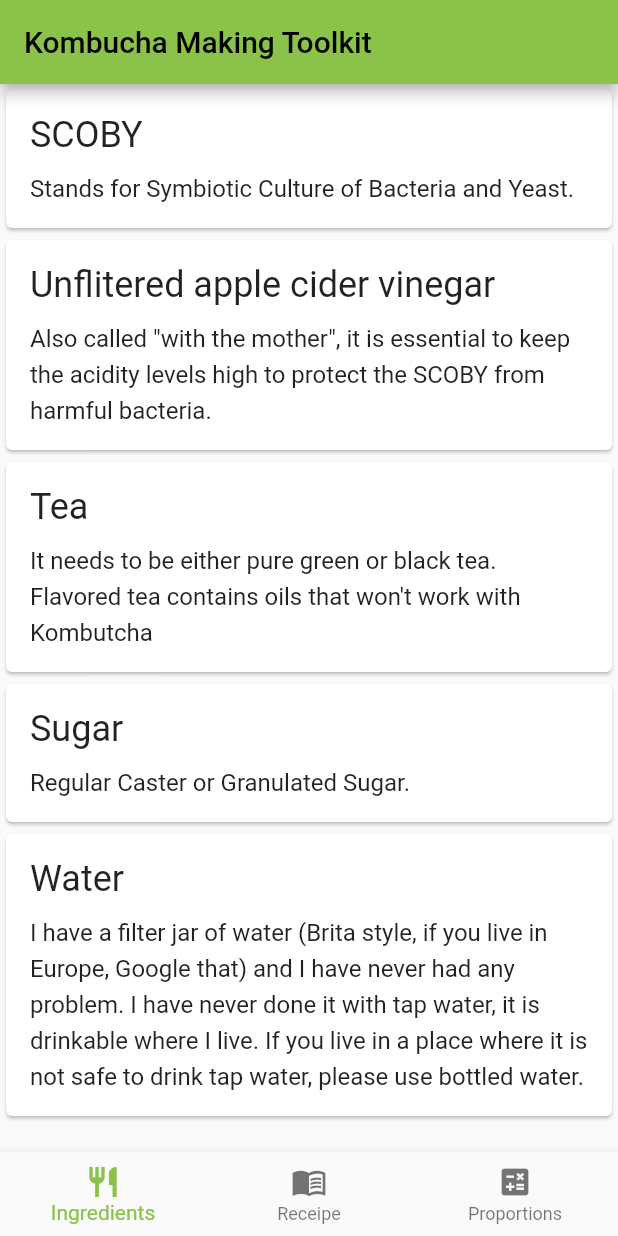
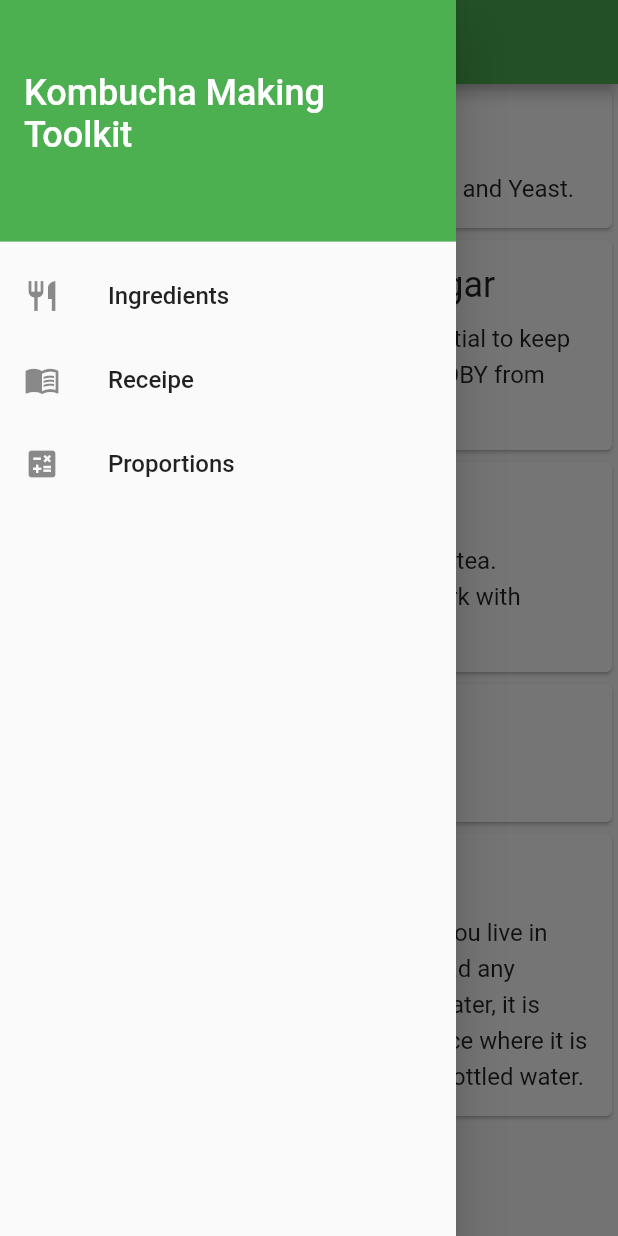
Before and after one commit to petrussola/sourdough-flutter, a Flutter app: the screen it shows after launch, with the side drawer open (before the commit the screen has no drawer), on a phone screen of 412 x 824 dp. Run offline on Flutter 3.47's test engine with Material 2 defaults, Android fonts, the phone set to English and light mode, and no system bars.

Commit message:
Drawer app bar. Title page. Logs.

```diff
--- a/lib/main.dart
+++ b/lib/main.dart
@@ -17,7 +17,7 @@ class MyApp extends StatelessWidget {
     return MaterialApp(
       title: 'Kombucha Club',
       theme: ThemeData(
-        primarySwatch: Colors.lightGreen,
+        primarySwatch: Colors.green,
       ),
       home: const MyHomePage(title: 'Kombucha Making Toolkit'),
     );
@@ -37,51 +37,110 @@ class _MyHomePageState extends State<MyHomePage> {
   var dataManager = DataManager();
   var selectedIndex = 0;
 
+  tapHandler(int index, BuildContext context) {
+    setState(
+      () {
+        selectedIndex = index;
+      },
+    );
+    Navigator.pop(context);
+  }
+
   @override
   Widget build(BuildContext context) {
     late Widget currentPage;
+    late String pageTitle;
 
     switch (selectedIndex) {
       case 0:
         currentPage = const IngredientsPage();
+        pageTitle = "Ingredients";
         break;
       case 1:
         currentPage = ReceipePage(dataManager: dataManager);
+        pageTitle = "Receipe";
         break;
       case 2:
         currentPage = const CalculatorPage();
+        pageTitle = "Proportions";
         break;
     }
 
     return Scaffold(
       appBar: AppBar(
-        title: Text(widget.title),
+        title: Text(pageTitle),
       ),
-      bottomNavigationBar: BottomNavigationBar(
-        items: const [
-          BottomNavigationBarItem(
-            icon: Icon(Icons.restaurant),
-            label: "Ingredients",
-          ),
-          BottomNavigationBarItem(
-            icon: Icon(Icons.menu_book),
-            label: "Receipe",
-          ),
-          BottomNavigationBarItem(
-            icon: Icon(Icons.calculate),
-            label: "Proportions",
-          ),
-        ],
-        currentIndex: selectedIndex,
-        onTap: (index) => {
-          setState(
-            () {
-              selectedIndex = index;
-            },
-          )
-        },
+      drawer: Drawer(
+        child: ListView(
+          padding: EdgeInsets.zero,
+          children: [
+            DrawerHeader(
+              decoration: const BoxDecoration(
+                color: Colors.green,
+              ),
+              child: Padding(
+                padding: const EdgeInsets.symmetric(vertical: 32.0),
+                child: Text(widget.title,
+                    style: const TextStyle(
+                      color: Colors.white,
+                      fontSize: 24,
+                    )),
+              ),
+            ),
+            DrawerListItem(
+              index: 0,
+              icon: Icons.restaurant,
+              name: "Ingredients",
+              onTap: (index) => {
+                tapHandler(index, context),
+              },
+            ),
+            DrawerListItem(
+              index: 1,
+              icon: Icons.menu_book,
+              name: "Receipe",
+              onTap: (index) => {
+                tapHandler(index, context),
+              },
+            ),
+            DrawerListItem(
+              index: 2,
+              icon: Icons.calculate,
+              name: "Proportions",
+              onTap: (index) => {
+                tapHandler(index, context),
+              },
+            ),
+          ],
+        ),
       ),
       body: currentPage,
     );
   }
 }
+
+class DrawerListItem extends StatelessWidget {
+  final int index;
+  final IconData icon;
+  final String name;
+  final Function(int index) onTap;
+
+  const DrawerListItem(
+      {super.key,
+      required this.index,
+      required this.icon,
+      required this.name,
+      required this.onTap});
+
+  @override
+  Widget build(BuildContext context) {
+    return ListTile(
+      leading: Icon(icon),
+      title: Text(
+        name,
+        style: const TextStyle(fontSize: 16),
+      ),
+      onTap: () => onTap(index),
+    );
+  }
+}
--- a/lib/pages/receipe_page.dart
+++ b/lib/pages/receipe_page.dart
@@ -1,6 +1,8 @@
 import 'package:flutter/material.dart';
 import 'package:kombucha_app/datamanager.dart';
 import 'package:kombucha_app/datamodel.dart';
+import 'dart:developer' as developer;
+import 'dart:convert';
 
 class ReceipePage extends StatelessWidget {
   final DataManager dataManager;
@@ -35,6 +37,10 @@ class Receipe extends StatelessWidget {
                   }));
             } else {
               if (snapshot.hasError) {
+                developer.log(
+                  'Failed to fetch receipe data',
+                  error: jsonEncode(snapshot.error),
+                );
                 return const Text('There was an error');
               } else {
                 return const CircularProgressIndicator();
--- a/pubspec.yaml
+++ b/pubspec.yaml
@@ -17,7 +17,7 @@ publish_to: 'none' # Remove this line if you wish to publish to pub.dev
 # https://developer.apple.com/library/archive/documentation/General/Reference/InfoPlistKeyReference/Articles/CoreFoundationKeys.html
 # In Windows, build-name is used as the major, minor, and patch parts
 # of the product and file versions while build-number is used as the build suffix.
-version: 1.0.0+1
+version: 1.0.0+6
 
 environment:
   sdk: '>=2.18.5 <3.0.0'
```
Also changed, not shown: 3 other files.
